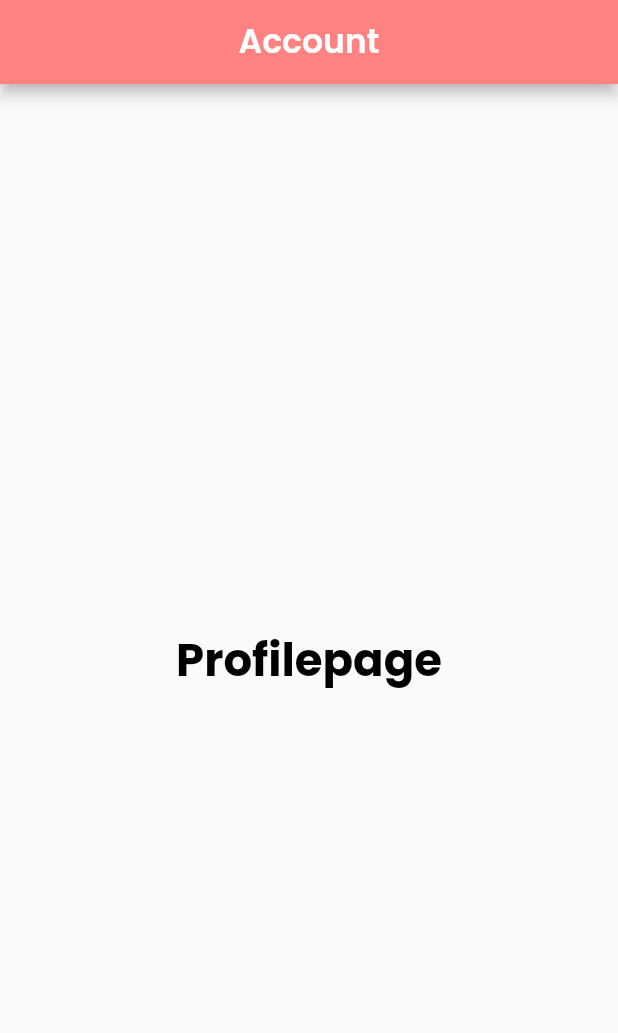
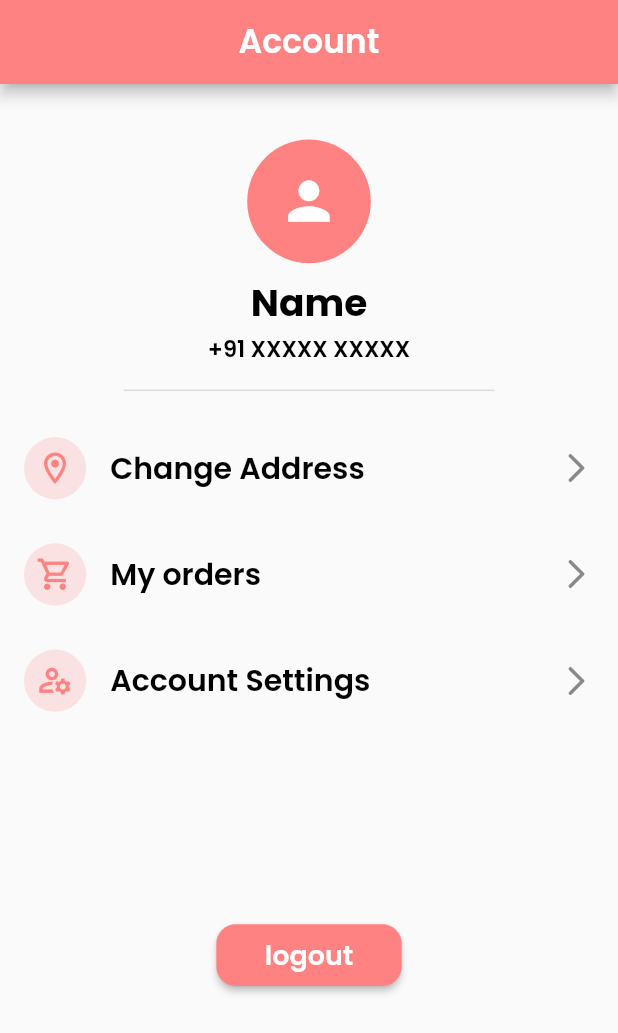
Before and after one commit to ratishjain12/shoe-store-flutter-app, a Flutter app: the ProfilePage screen opened directly, on a phone screen of 412 x 824 dp. Shown: the top 1033 px of the screen. Run offline on Flutter 3.47's test engine with Material 2 defaults, Android fonts, the phone set to English and light mode, and no system bars; our stand-ins replace anim_search_bar, google_fonts, hive, smooth_page_indicator; missing offline and left inert: dart:ffi, flutter_stripe; accounts and stored records are empty.

Commit message:
profile page done

```diff
--- /dev/null
+++ b/lib/shared/list_tile.dart
@@ -0,0 +1,44 @@
+import 'package:flutter/cupertino.dart';
+import 'package:flutter/material.dart';
+import 'package:onlineshop_provider/shared/appstyle.dart';
+// import 'package:google_fonts/google_fonts.dart
+
+class CustomTile extends StatelessWidget {
+  void Function() onTap;
+  // Color? color, iconColor;
+  IconData? icon;
+  String name;
+  CustomTile(
+      {super.key,
+      required this.onTap,
+      // required this.color,
+      // required this.iconColor,
+      required this.icon,
+      required this.name});
+
+  @override
+  Widget build(BuildContext context) {
+    var height = MediaQuery.of(context).size.height;
+    var width = MediaQuery.of(context).size.width;
+    return Container(
+      margin: EdgeInsets.symmetric(vertical: height * 0.009),
+      child: ListTile(
+        onTap: onTap,
+        leading: Container(
+          padding: EdgeInsets.all(height * 0.01),
+          decoration: BoxDecoration(
+            color: Color(0xffff8282).withOpacity(0.2),
+            shape: BoxShape.circle,
+          ),
+          child: Icon(
+            icon,
+            color: Color(0xffff8282),
+            size: 25,
+          ),
+        ),
+        title: Text(name, style: appstyle(20, Colors.black, FontWeight.w600)),
+        trailing: const Icon(Icons.arrow_forward_ios_rounded),
+      ),
+    );
+  }
+}
--- a/lib/ui/profilepage.dart
+++ b/lib/ui/profilepage.dart
@@ -1,5 +1,6 @@
 import 'package:flutter/material.dart';
 import 'package:onlineshop_provider/shared/appstyle.dart';
+import 'package:onlineshop_provider/shared/list_tile.dart';
 
 class ProfilePage extends StatefulWidget {
   const ProfilePage({super.key});
@@ -11,6 +12,8 @@ class ProfilePage extends StatefulWidget {
 class _ProfilePageState extends State<ProfilePage> {
   @override
   Widget build(BuildContext context) {
+    var height = MediaQuery.of(context).size.height;
+    var width = MediaQuery.of(context).size.width;
     return Scaffold(
         appBar: AppBar(
           automaticallyImplyLeading: false,
@@ -21,10 +24,63 @@ class _ProfilePageState extends State<ProfilePage> {
           backgroundColor: const Color(0xFFFF8282),
           centerTitle: true,
         ),
-        body: Center(
-          child: Text(
-            "Profilepage",
-            style: appstyle(30, Colors.black, FontWeight.bold),
+        body: Container(
+          padding: EdgeInsets.symmetric(vertical: height * 0.035),
+          child: Column(
+            children: [
+              Container(
+                padding: EdgeInsets.symmetric(vertical: height * 0.01),
+                child: Center(
+                    child: CircleAvatar(
+                  child: Icon(
+                    Icons.person,
+                    size: height * 0.05,
+                    color: Color(0xffffffff),
+                  ),
+                  backgroundColor: Color(0xffff8282),
+                  radius: height * 0.05,
+                )),
+              ),
+              Text(
+                'Name',
+                style: appstyle(25, Colors.black, FontWeight.bold),
+              ),
+              Text(
+                '+91 XXXXX XXXXX',
+                style: appstyle(15, Colors.black, FontWeight.w600),
+              ),
+              Divider(
+                height: height * 0.04,
+                thickness: 1,
+                indent: width * 0.2,
+                endIndent: width * 0.2,
+              ),
+              CustomTile(
+                  onTap: () {},
+                  icon: Icons.location_on_outlined,
+                  name: 'Change Address'),
+              CustomTile(
+                  onTap: () {},
+                  icon: Icons.shopping_cart_outlined,
+                  name: 'My orders'),
+              CustomTile(
+                  onTap: () {},
+                  icon: Icons.manage_accounts_outlined,
+                  name: 'Account Settings'),
+              SizedBox(height: height * 0.15),
+              MaterialButton(
+                onPressed: () {},
+                color: Color(0xffff8282),
+                child: Text(
+                  'logout',
+                  style: appstyle(18, Colors.white, FontWeight.w600),
+                ),
+                shape: RoundedRectangleBorder(
+                    borderRadius: BorderRadius.circular(13)),
+                minWidth: width * 0.3,
+                height: height * 0.05,
+              )
+            ],
           ),
         ));
   }
```
Also changed, not shown: pubspec.lock, 3 other files.
